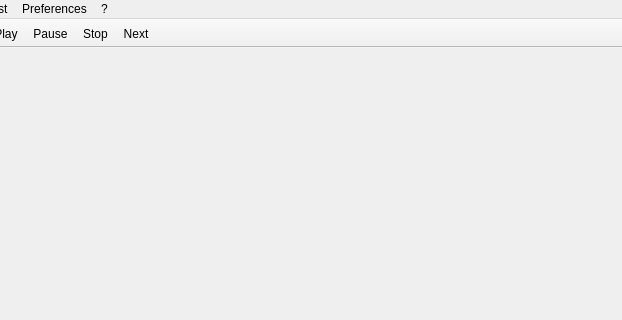
Sikny/media_player, file mainwindow.ui: the form before one commit; both pictures show x 88 to 710 and y 0 to 320 of the 710 by 600 pixel window.
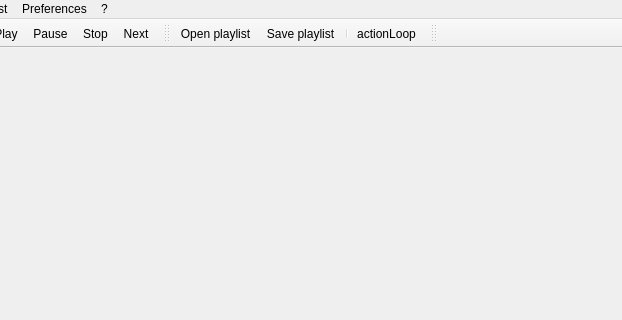
The form after the commit. Icons and pictures are not drawn.

Commit message: Images added as resources, toolbar & icons added (no action for the moment)

Patch:
```diff
--- a/mainwindow.ui
+++ b/mainwindow.ui
@@ -70,6 +70,32 @@
    <addaction name="actionStop"/>
    <addaction name="actionNext"/>
   </widget>
+  <widget class="QToolBar" name="queueToolbar">
+   <property name="windowTitle">
+    <string>Queue</string>
+   </property>
+   <attribute name="toolBarArea">
+    <enum>TopToolBarArea</enum>
+   </attribute>
+   <attribute name="toolBarBreak">
+    <bool>false</bool>
+   </attribute>
+   <addaction name="actionOpen_playlist"/>
+   <addaction name="actionSave_playlist"/>
+   <addaction name="separator"/>
+   <addaction name="actionactionLoop"/>
+  </widget>
+  <widget class="QToolBar" name="volumeToolbar">
+   <property name="windowTitle">
+    <string>Volume</string>
+   </property>
+   <attribute name="toolBarArea">
+    <enum>TopToolBarArea</enum>
+   </attribute>
+   <attribute name="toolBarBreak">
+    <bool>false</bool>
+   </attribute>
+  </widget>
   <action name="actionAbout">
    <property name="text">
     <string>About...</string>
@@ -159,6 +185,18 @@
     <string>Ctrl+O</string>
    </property>
   </action>
+  <action name="actionactionLoop">
+   <property name="icon">
+    <iconset resource="icons.qrc">
+     <normaloff>:/images/loop.png</normaloff>:/images/loop.png</iconset>
+   </property>
+   <property name="text">
+    <string>actionLoop</string>
+   </property>
+   <property name="toolTip">
+    <string>Loop options</string>
+   </property>
+  </action>
  </widget>
  <resources>
   <include location="icons.qrc"/>
```
Left out of the diff: 12 changed lines with no effect on the pictures. The commit also changes 3 other files.
